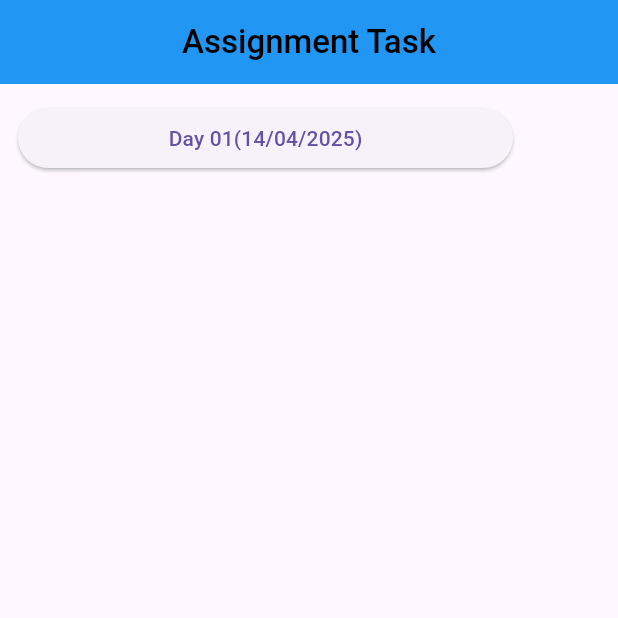
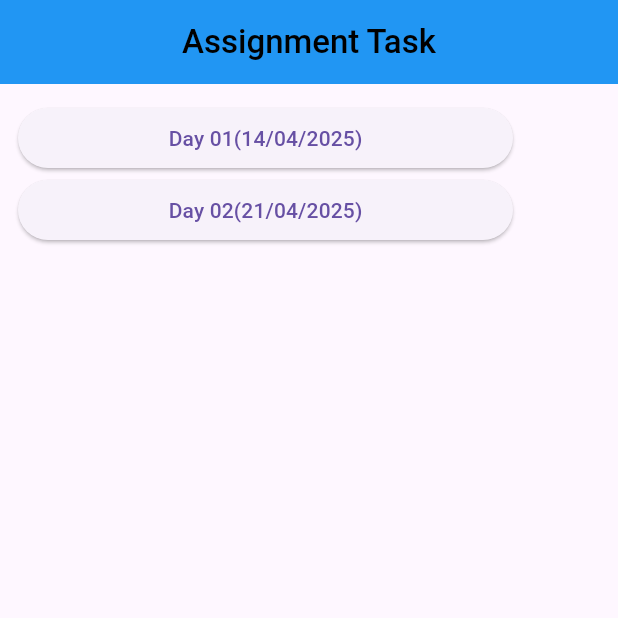
Before and after one commit to sakshiladole693/c2w_assigment_flutter, a Flutter app: the screen it shows after launch, on a phone screen of 412 x 824 dp, the top half of it. Run offline on Flutter 3.47's test engine with Material 3 defaults, Android fonts, the phone set to English and light mode, and no system bars.

Commit message:
Completed Second task on dated 21/04/2025
In this task the image and text shown

```diff
--- a/lib/main.dart
+++ b/lib/main.dart
@@ -1,4 +1,5 @@
 import 'package:c2w_assignment_task/day01/FirstTaskPage.dart';
+import 'package:c2w_assignment_task/day02/SecondTaskPage.dart';
 import 'package:flutter/material.dart';
 
 void main() {
@@ -47,6 +48,7 @@ class _TaskAppState extends State<TaskApp>{
             child : Column(
               mainAxisAlignment: MainAxisAlignment.center,
               children: [
+                //Button for day 01 task
                 SizedBox(
                   width: 330,
                   child : ElevatedButton(
@@ -61,6 +63,21 @@ class _TaskAppState extends State<TaskApp>{
                     ),
                   ),
                 ),
+                //Button for day 02 task
+                SizedBox(
+                  width: 330,
+                  child : ElevatedButton(
+                    onPressed: (){
+                      Navigator.push(
+                        context,
+                        MaterialPageRoute(builder: (context) => SecondTaskPage()),
+                      );
+                    },
+                    child: Text(
+                      "Day 02(21/04/2025)",
+                    ),
+                  ),
+                ),
               ],
             ),
           ),
```
Also changed, not shown: lib/day02/SecondTaskPage.dart (added, +36 -0 lines).
